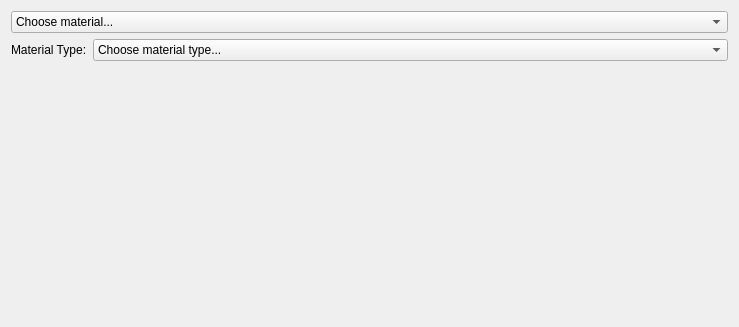
Above: ui/RenderMaterial.ui from FreeCAD/FreeCAD-render before the change. Below: the same form after it.
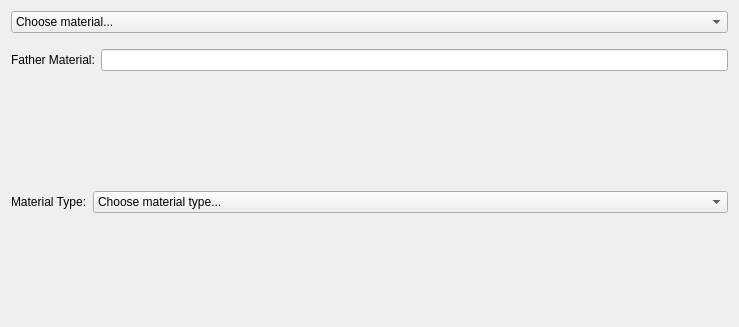
That is the form after the change.

Commit message: Materials: add Father field to UI

The edit to the form file:
```diff
--- a/ui/RenderMaterial.ui
+++ b/ui/RenderMaterial.ui
@@ -33,6 +33,62 @@
      </item>
     </layout>
    </item>
+   <item>
+    <spacer name="verticalSpacer_2">
+     <property name="orientation">
+      <enum>Qt::Vertical</enum>
+     </property>
+     <property name="sizeType">
+      <enum>QSizePolicy::Fixed</enum>
+     </property>
+     <property name="sizeHint" stdset="0">
+      <size>
+       <width>20</width>
+       <height>10</height>
+      </size>
+     </property>
+    </spacer>
+   </item>
+   <item>
+    <layout class="QFormLayout" name="FatherLayout">
+     <item row="0" column="0">
+      <widget class="QLabel" name="fatherMaterialLabel">
+       <property name="locale">
+        <locale language="English" country="UnitedStates"/>
+       </property>
+       <property name="text">
+        <string>Father Material:</string>
+       </property>
+      </widget>
+     </item>
+     <item row="0" column="1">
+      <widget class="QLineEdit" name="fatherMaterialLineEdit">
+       <property name="enabled">
+        <bool>true</bool>
+       </property>
+       <property name="locale">
+        <locale language="English" country="UnitedStates"/>
+       </property>
+      </widget>
+     </item>
+    </layout>
+   </item>
+   <item>
+    <spacer name="verticalSpacer">
+     <property name="orientation">
+      <enum>Qt::Vertical</enum>
+     </property>
+     <property name="sizeType">
+      <enum>QSizePolicy::Fixed</enum>
+     </property>
+     <property name="sizeHint" stdset="0">
+      <size>
+       <width>20</width>
+       <height>10</height>
+      </size>
+     </property>
+    </spacer>
+   </item>
    <item>
     <layout class="QFormLayout" name="FieldsLayout">
      <property name="fieldGrowthPolicy">
```
Left out of the diff: 9 changed lines with no effect on the pictures. The commit also changes 1 other file.
